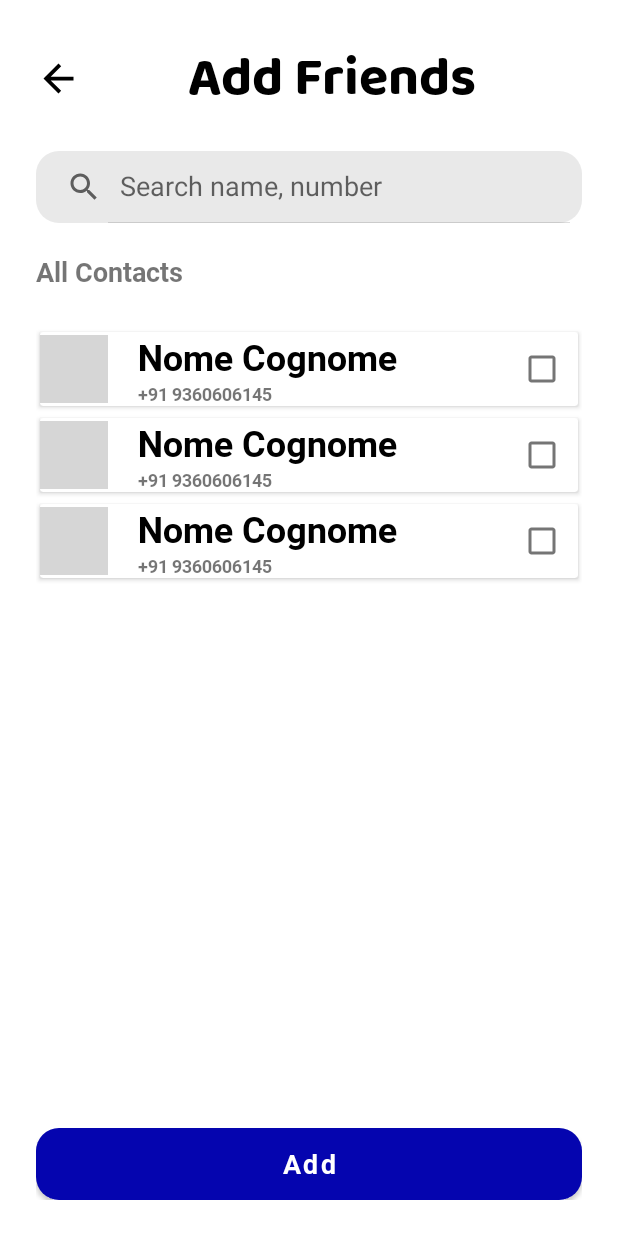
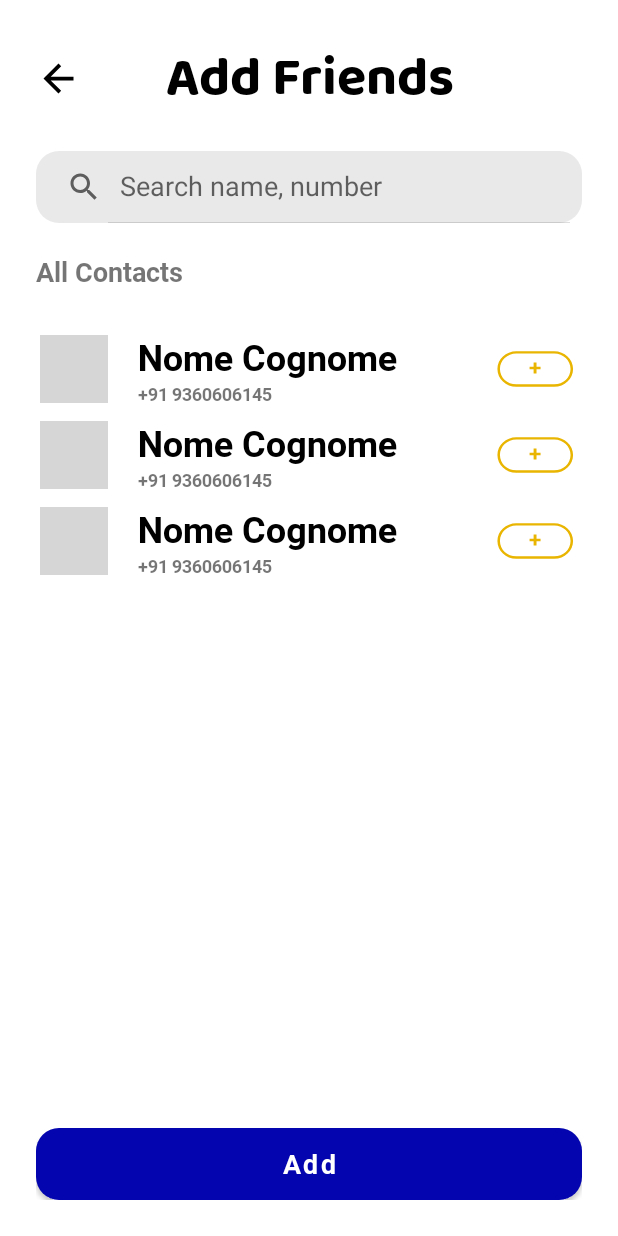
Before and after one commit to nicolapiccolo/billsplitter, an Android app: the layout activity_contacts_split.xml on its own in the app's theme, with its tools: preview values and no code run, on a phone screen of 412 x 824 dp. Run offline under Robolectric (Android 15) with nearby library versions, the phone set to English and light mode, and no system bars; grey boxes are pictures that could not be loaded.

Commit message:
bill splitting activity

```diff
--- a/app/src/main/AndroidManifest.xml
+++ b/app/src/main/AndroidManifest.xml
@@ -4,6 +4,7 @@
 
     <uses-permission android:name="android.permission.ACCESS_NETWORK_STATE" />
     <uses-permission android:name="android.permission.INTERNET" />
+    <uses-permission android:name="android.permission.READ_CONTACTS" />
 
     <application
         android:name=".BillSplit"
@@ -17,6 +18,7 @@
         <activity android:name=".activity.LandingActivity"></activity>
         <activity android:name=".activity.RegisterActivity"></activity>
         <activity android:name=".activity.SlidingActivity"></activity>
+        <activity android:name=".activity.ContactActivity"></activity>
         <activity android:name=".activity.CreateSplitActivity"
             android:windowSoftInputMode="stateVisible|adjustResize"></activity>
         <activity android:name=".activity.MainActivity">
--- /dev/null
+++ b/app/src/main/res/drawable/checkbox_image.xml
@@ -0,0 +1,5 @@
+<?xml version="1.0" encoding="utf-8"?>
+<selector xmlns:android="http://schemas.android.com/apk/res/android">
+    <item android:state_checked="false" android:drawable="@drawable/ic_unselected_checkbox"/>
+    <item android:drawable="@drawable/ic_selected_checkbox" android:state_checked="true" />
+</selector>
--- /dev/null
+++ b/app/src/main/res/drawable/ic_selected_checkbox.xml
@@ -0,0 +1,14 @@
+<vector xmlns:android="http://schemas.android.com/apk/res/android"
+    android:width="57dp"
+    android:height="29dp"
+    android:viewportWidth="68.2"
+    android:viewportHeight="37.1">
+  <path
+      android:pathData="M49.2,33.5h-30c-8.2,0 -15,-6.7 -15,-15v0c0,-8.2 6.7,-15 15,-15h30c8.2,0 15,6.7 15,15v0C64.2,26.7 57.4,33.5 49.2,33.5z"
+      android:fillColor="#E8B521"/>
+  <path
+      android:pathData="M42.4,13l-10.9,10.9l-5.5,-5.4"
+      android:strokeWidth="2"
+      android:fillColor="#00000000"
+      android:strokeColor="#FFFFFF"/>
+</vector>
--- /dev/null
+++ b/app/src/main/res/drawable/ic_unselected_checkbox.xml
@@ -0,0 +1,12 @@
+<vector xmlns:android="http://schemas.android.com/apk/res/android"
+    android:width="57dp"
+    android:height="29dp"
+    android:viewportWidth="68.2"
+    android:viewportHeight="37.1">
+  <path
+      android:pathData="M49.3,5.5c7.2,0 13,5.8 13,13c0,7.2 -5.8,13 -13,13h-30c-7.2,0 -13,-5.8 -13,-13c0,-7.2 5.8,-13 13,-13H49.3M49.3,3.5h-30c-8.3,0 -15,6.7 -15,15v0c0,8.2 6.7,15 15,15h30c8.3,0 15,-6.7 15,-15v0C64.3,10.2 57.5,3.5 49.3,3.5L49.3,3.5z"
+      android:fillColor="@color/yellow"/>
+  <path
+      android:pathData="M38.5,16.6v2.2h-3.2v3.6H33v-3.6h-3.2v-2.2H33v-3.5h2.3v3.5H38.5z"
+      android:fillColor="@color/yellow"/>
+</vector>
--- a/app/src/main/res/layout/activity_contacts_split.xml
+++ b/app/src/main/res/layout/activity_contacts_split.xml
@@ -3,7 +3,8 @@
     android:layout_width="match_parent"
     android:layout_height="match_parent"
     xmlns:tools="http://schemas.android.com/tools"
-    xmlns:app="http://schemas.android.com/apk/res-auto">
+    xmlns:app="http://schemas.android.com/apk/res-auto"
+    tools:context=".activity.ContactActivity">
 
     <androidx.constraintlayout.widget.ConstraintLayout
         android:id="@+id/topLayout"
@@ -16,21 +17,15 @@
         android:paddingRight="24dp"
         android:paddingLeft="24dp">
 
-    <LinearLayout
-        android:id="@+id/linearLayout"
-        android:layout_width="match_parent"
-        android:layout_height="wrap_content"
-        app:layout_constraintStart_toStartOf="parent"
-        app:layout_constraintTop_toTopOf="parent">
-
         <ImageView
             android:id="@+id/btnBack"
             android:layout_width="wrap_content"
             android:layout_height="wrap_content"
             android:src="@drawable/ic_back_arrow"
-            android:layout_gravity="center"
-            android:onClick="Back"
-            app:tint="@color/black" />
+            app:tint="@color/black"
+            app:layout_constraintStart_toStartOf="@+id/topLayout"
+            app:layout_constraintTop_toTopOf="@+id/topLayout"
+            app:layout_constraintBottom_toBottomOf="@+id/txtAddFriends"/>
 
         <TextView
             android:id="@+id/txtAddFriends"
@@ -40,8 +35,10 @@
             android:gravity="center"
             android:text="Add Friends"
             android:textColor="@color/black"
-            android:textSize="36dp" />
-    </LinearLayout>
+            android:textSize="36dp"
+            app:layout_constraintTop_toTopOf="@+id/topLayout"
+            app:layout_constraintStart_toStartOf="@+id/topLayout"
+            app:layout_constraintEnd_toEndOf="@+id/topLayout" />
 
     <SearchView
         android:id="@+id/search_view"
@@ -52,8 +49,8 @@
         android:iconifiedByDefault="false"
         android:queryHint="Search name, number"
         android:searchIcon="@drawable/ic_search"
-        app:layout_constraintStart_toStartOf="parent"
-        app:layout_constraintTop_toBottomOf="@+id/linearLayout" />
+        app:layout_constraintStart_toStartOf="@+id/topLayout"
+        app:layout_constraintTop_toBottomOf="@+id/txtAddFriends" />
 
     <TextView
         android:layout_width="match_parent"
@@ -95,7 +92,7 @@
         app:layout_constraintStart_toStartOf="parent">
 
         <Button
-            android:id="@+id/btnNext"
+            android:id="@+id/btnAdd"
             android:layout_width="match_parent"
             android:layout_height="wrap_content"
             android:text="Add"
--- a/app/src/main/res/layout/activity_setting_percentage.xml
+++ b/app/src/main/res/layout/activity_setting_percentage.xml
@@ -96,8 +96,7 @@
             android:layout_height="match_parent"
             app:layout_constraintStart_toStartOf="parent"
             app:layout_constraintTop_toTopOf="parent"
-            tools:listitem="@layout/splitting_card"
-            app:layout_constraintTop_toBottomOf=""/>
+            tools:listitem="@layout/splitting_card" />
 
     </androidx.constraintlayout.widget.ConstraintLayout>
 
--- a/app/src/main/res/layout/contact_card.xml
+++ b/app/src/main/res/layout/contact_card.xml
@@ -6,7 +6,7 @@
     android:layout_width="match_parent"
     android:layout_height="wrap_content"
     android:layout_gravity="center"
-    android:background="@drawable/ic_card"
+    card_view:cardElevation="0dp"
     card_view:cardPreventCornerOverlap="true"
     card_view:cardUseCompatPadding="true">
 
@@ -40,6 +40,7 @@
                 android:textSize="24dp"
                 android:textColor="@color/black"/>
             <TextView
+                android:id="@+id/txtContactNumber"
                 android:layout_width="wrap_content"
                 android:layout_height="wrap_content"
                 android:layout_marginLeft="20dp"
@@ -52,6 +53,8 @@
             android:id="@+id/checkBox_select"
             android:layout_width="wrap_content"
             android:layout_height="wrap_content"
+            android:drawableRight="@drawable/checkbox_image"
+            android:button="@null"
             card_view:layout_constraintBottom_toBottomOf="parent"
             card_view:layout_constraintEnd_toEndOf="parent"
             card_view:layout_constraintTop_toTopOf="parent"
```
Also changed, not shown: app/src/main/java/it/unito/billsplitter/activity/ContactActivity.kt (added, +82 -0 lines), app/src/main/java/it/unito/billsplitter/activity/CreateSplitActivity.kt (+16 -12 lines), app/src/main/java/it/unito/billsplitter/model/Contact.kt (added, +10 -0 lines), app/src/main/res/layout/activity_title_split.xml (+5 -4 lines), app/src/main/res/layout/activity_total_split.xml (+4 -3 lines), app/src/main/res/values/themes.xml (+8 -0 lines), 2 other files.
